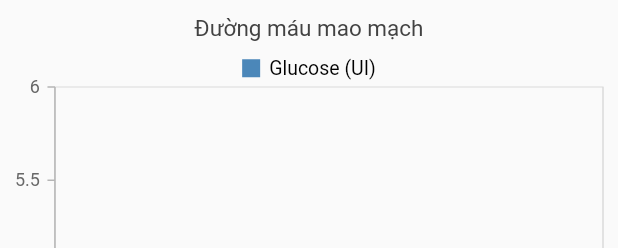
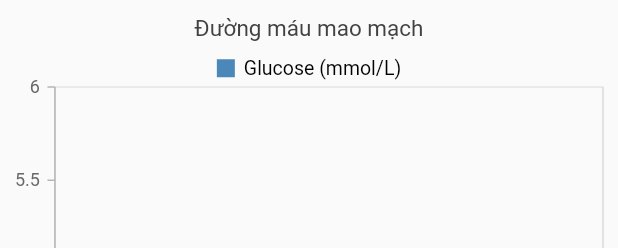
Before and after one commit to phanlehoang/diabetichero_app, a Flutter app: the TrialChart widget shown alone on an empty page, opened directly with empty values, on a phone screen of 412 x 824 dp. Shown: the top 248 px of the screen. Run offline on Flutter 3.47's test engine with Material 2 defaults, Android fonts, the light colour scheme and no system bars; our stand-ins replace bloc, cloud_firestore, connectivity_plus, equatable, firebase_auth, firebase_core and 7 more; missing offline and left inert: flutter_form_bloc; accounts and stored records are empty; statements that could not run were skipped.

Commit message:
HP new update

```diff
--- a/lib/logic/1_patient_blocs/create_procedure_bloc.dart
+++ b/lib/logic/1_patient_blocs/create_procedure_bloc.dart
@@ -18,7 +18,7 @@ import '../../presentation/widgets/vietnamese/vietnamese_field_bloc_validators.d
 class CreateProcedureFormBloc extends FormBloc<String, String> {
   final Profile profile;
   final method = SelectFieldBloc(
-    items: ['TPN', 'Sonde', 'Miệng', 'ĐTĐ nhịn ăn'],
+    items: ['TPN', 'Sonde', 'Truyền Miệng', 'ĐTĐ nhịn ăn'],
     validators: [VietnameseFieldBlocValidators.required],
   );
   @override
@@ -57,7 +57,7 @@ class CreateProcedureFormBloc extends FormBloc<String, String> {
           .doc(tpnProcedure.beginTime.toString())
           .set(tpnProcedure.toDataMap());
     }
-    if (method.value == 'Miệng') {
+    if (method.value == 'Truyền Miệng') {
       //mouth init procedure
       final MouthProcedure mouthProcedure = MouthProcedure(
           beginTime: DateTime.now(),
--- a/lib/presentation/screens/1_patient_screens/history_widget/7_glucose_chart_widget.dart
+++ b/lib/presentation/screens/1_patient_screens/history_widget/7_glucose_chart_widget.dart
@@ -102,7 +102,7 @@ class TrialChart extends StatelessWidget {
         LineSeries<MedicalCheckGlucose, String>(
           // Bind data source
           dataSource: medicalCheckGlucoses,
-          name: 'Glucose (UI)',
+          name: 'Glucose (mmol/L)',
           //ko hiển thị điểm
           markerSettings: MarkerSettings(
               isVisible: true,
```
